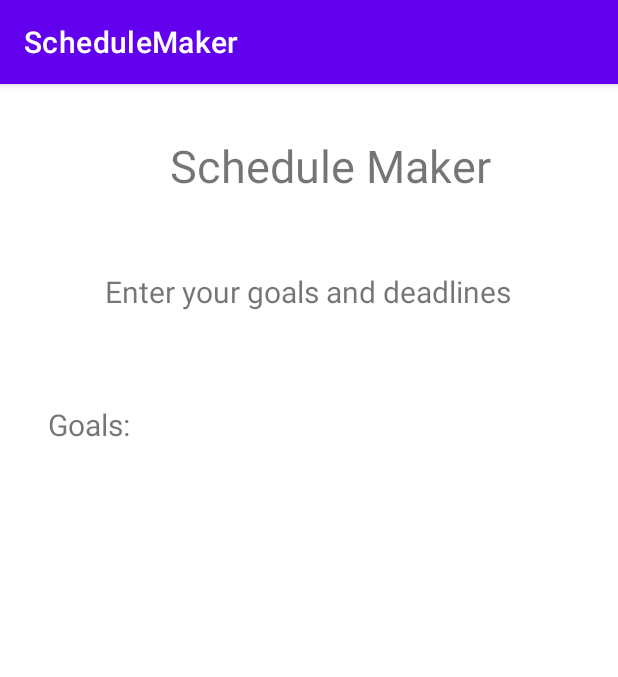
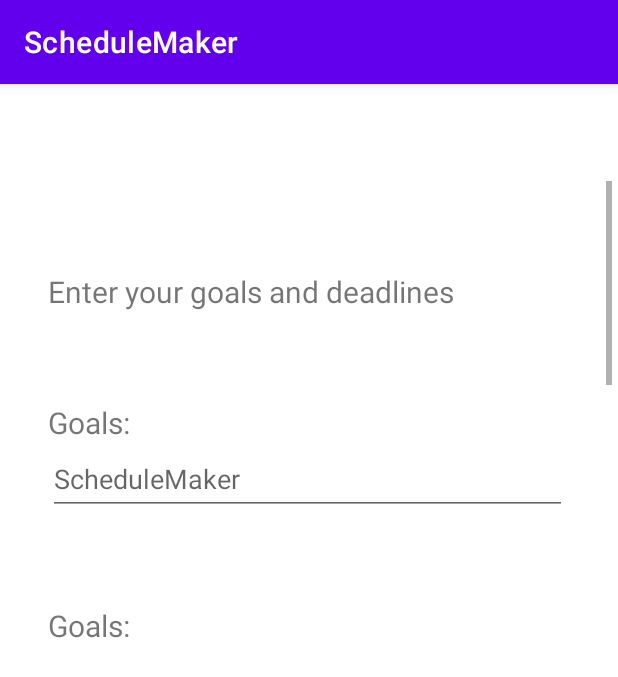
Before and after one commit to ShanmuCode27/Shedule-Maker, an Android app: the GetGoals screen opened through its navigation route, on a phone screen of 412 x 824 dp. Shown: the top 677 px of the screen. Run offline under Robolectric (Android 15) with nearby library versions, the phone set to English and light mode, and no system bars.

Commit message:
Added button navigation to second screen

```diff
--- a/app/build.gradle
+++ b/app/build.gradle
@@ -12,6 +12,7 @@ android {
         versionCode 1
         versionName "1.0"
 
+        testInstrumentationRunner "androidx.test.runner.AndroidJUnitRunner"
         testInstrumentationRunner "androidx.test.runner.AndroidJUnitRunner"
     }
 
@@ -38,7 +39,7 @@ dependencies {
     implementation 'androidx.navigation:navigation-fragment:2.5.3'
     implementation 'androidx.navigation:navigation-ui:2.5.3'
     implementation 'androidx.legacy:legacy-support-v4:1.0.0'
-    implementation 'androidx.annotation:annotation:1.6.0'
+    implementation 'androidx.annotation:annotation:1.5.0'
     implementation 'androidx.lifecycle:lifecycle-livedata-ktx:2.5.1'
     implementation 'androidx.lifecycle:lifecycle-viewmodel-ktx:2.5.1'
     testImplementation 'junit:junit:4.13.2'
--- a/app/src/main/java/com/shanmu/schedulemaker/GetGoals.java
+++ b/app/src/main/java/com/shanmu/schedulemaker/GetGoals.java
@@ -4,9 +4,13 @@ import android.os.Bundle;
 
 import androidx.fragment.app.Fragment;
 
+import android.text.Editable;
+import android.text.TextWatcher;
+import android.util.Log;
 import android.view.LayoutInflater;
 import android.view.View;
 import android.view.ViewGroup;
+import android.widget.EditText;
 
 /**
  * A simple {@link Fragment} subclass.
@@ -15,33 +19,17 @@ import android.view.ViewGroup;
  */
 public class GetGoals extends Fragment {
 
-    // TODO: Rename parameter arguments, choose names that match
-    // the fragment initialization parameters, e.g. ARG_ITEM_NUMBER
-    private static final String ARG_PARAM1 = "param1";
-    private static final String ARG_PARAM2 = "param2";
-
-    // TODO: Rename and change types of parameters
-    private String mParam1;
-    private String mParam2;
+    String goalName;
+    EditText goal;
 
     public GetGoals() {
         // Required empty public constructor
     }
 
-    /**
-     * Use this factory method to create a new instance of
-     * this fragment using the provided parameters.
-     *
-     * @param param1 Parameter 1.
-     * @param param2 Parameter 2.
-     * @return A new instance of fragment GetGoals.
-     */
-    // TODO: Rename and change types and number of parameters
-    public static GetGoals newInstance(String param1, String param2) {
+    public static GetGoals newInstance() {
         GetGoals fragment = new GetGoals();
         Bundle args = new Bundle();
-        args.putString(ARG_PARAM1, param1);
-        args.putString(ARG_PARAM2, param2);
+
         fragment.setArguments(args);
         return fragment;
     }
@@ -49,16 +37,35 @@ public class GetGoals extends Fragment {
     @Override
     public void onCreate(Bundle savedInstanceState) {
         super.onCreate(savedInstanceState);
-        if (getArguments() != null) {
-            mParam1 = getArguments().getString(ARG_PARAM1);
-            mParam2 = getArguments().getString(ARG_PARAM2);
-        }
+
     }
 
     @Override
     public View onCreateView(LayoutInflater inflater, ViewGroup container,
                              Bundle savedInstanceState) {
         // Inflate the layout for this fragment
-        return inflater.inflate(R.layout.fragment_get_goals, container, false);
+        View view = inflater.inflate(R.layout.fragment_get_goals, container, false);
+
+        goal = (EditText) view.findViewById(R.id.input_text_goal);
+
+        goal.addTextChangedListener(new TextWatcher() {
+            @Override
+            public void beforeTextChanged(CharSequence charSequence, int i, int i1, int i2) {
+                goalName = "";
+            }
+
+            @Override
+            public void onTextChanged(CharSequence charSequence, int i, int i1, int i2) {
+                // No code
+            }
+
+            @Override
+            public void afterTextChanged(Editable editable) {
+                goalName = goal.getText().toString();
+                Log.i("goal is ", goalName);
+            }
+        });
+
+        return view;
     }
 }
--- a/app/src/main/java/com/shanmu/schedulemaker/StartScreen.java
+++ b/app/src/main/java/com/shanmu/schedulemaker/StartScreen.java
@@ -3,10 +3,15 @@ package com.shanmu.schedulemaker;
 import android.os.Bundle;
 
 import androidx.fragment.app.Fragment;
+import androidx.navigation.fragment.NavHostFragment;
 
 import android.view.LayoutInflater;
 import android.view.View;
 import android.view.ViewGroup;
+import android.widget.Button;
+
+import java.util.Timer;
+import java.util.TimerTask;
 
 /**
  * A simple {@link Fragment} subclass.
@@ -15,33 +20,13 @@ import android.view.ViewGroup;
  */
 public class StartScreen extends Fragment {
 
-    // TODO: Rename parameter arguments, choose names that match
-    // the fragment initialization parameters, e.g. ARG_ITEM_NUMBER
-    private static final String ARG_PARAM1 = "param1";
-    private static final String ARG_PARAM2 = "param2";
-
-    // TODO: Rename and change types of parameters
-    private String mParam1;
-    private String mParam2;
-
     public StartScreen() {
         // Required empty public constructor
     }
 
-    /**
-     * Use this factory method to create a new instance of
-     * this fragment using the provided parameters.
-     *
-     * @param param1 Parameter 1.
-     * @param param2 Parameter 2.
-     * @return A new instance of fragment StartScreen.
-     */
-    // TODO: Rename and change types and number of parameters
-    public static StartScreen newInstance(String param1, String param2) {
+    public static StartScreen newInstance() {
         StartScreen fragment = new StartScreen();
         Bundle args = new Bundle();
-        args.putString(ARG_PARAM1, param1);
-        args.putString(ARG_PARAM2, param2);
         fragment.setArguments(args);
         return fragment;
     }
@@ -49,16 +34,37 @@ public class StartScreen extends Fragment {
     @Override
     public void onCreate(Bundle savedInstanceState) {
         super.onCreate(savedInstanceState);
-        if (getArguments() != null) {
-            mParam1 = getArguments().getString(ARG_PARAM1);
-            mParam2 = getArguments().getString(ARG_PARAM2);
-        }
+
     }
 
     @Override
     public View onCreateView(LayoutInflater inflater, ViewGroup container,
                              Bundle savedInstanceState) {
         // Inflate the layout for this fragment
-        return inflater.inflate(R.layout.fragment_start_screen, container, false);
+
+        View view = inflater.inflate(R.layout.fragment_start_screen, container, false);
+
+        Button startBtn = (Button) view.findViewById(R.id.move_to_get_goals_btn);
+        startBtn.setOnClickListener(new View.OnClickListener()
+        {
+            @Override
+            public void onClick(View view) {
+                moveToGetGoalsScreen();
+            }
+        });
+
+        return view;
     }
+
+    @Override
+    public void onStart() {
+        super.onStart();
+    }
+
+    public void moveToGetGoalsScreen() {
+
+          NavHostFragment.findNavController(StartScreen.this).navigate(R.id.action_startScreen_to_getGoals2);
+
+    }
+
 }
--- a/app/src/main/res/layout/fragment_get_goals.xml
+++ b/app/src/main/res/layout/fragment_get_goals.xml
@@ -10,60 +10,70 @@
         android:layout_width="match_parent"
         android:layout_height="match_parent">
 
-        <TextView
-            android:id="@+id/app_title"
-            android:layout_width="wrap_content"
-            android:layout_height="wrap_content"
-            android:text="Schedule Maker"
-            android:textSize="30sp"
-            app:layout_constraintBottom_toBottomOf="parent"
-            app:layout_constraintEnd_toEndOf="parent"
-            app:layout_constraintHorizontal_bias="0.571"
-            app:layout_constraintStart_toStartOf="parent"
-            app:layout_constraintTop_toTopOf="parent"
-            app:layout_constraintVertical_bias="0.047" />
-
-        <TextView
-            android:id="@+id/textView"
-            android:layout_width="wrap_content"
-            android:layout_height="wrap_content"
-            android:text="Enter your goals and deadlines"
-            android:textSize="20sp"
-            app:layout_constraintBottom_toBottomOf="parent"
-            app:layout_constraintEnd_toEndOf="parent"
-            app:layout_constraintHorizontal_bias="0.496"
-            app:layout_constraintStart_toStartOf="parent"
-            app:layout_constraintTop_toBottomOf="@+id/app_title"
-            app:layout_constraintVertical_bias="0.075" />
-
         <ScrollView
             android:layout_width="406dp"
-            android:layout_height="504dp"
+            android:layout_height="668dp"
             android:layout_marginStart="1dp"
-            android:layout_marginTop="45dp"
             android:layout_marginEnd="4dp"
             android:layout_marginBottom="35dp"
             app:layout_constraintBottom_toBottomOf="parent"
             app:layout_constraintEnd_toEndOf="parent"
-            app:layout_constraintStart_toStartOf="parent"
-            app:layout_constraintTop_toBottomOf="@+id/textView">
+            app:layout_constraintStart_toStartOf="parent">
 
             <LinearLayout
                 android:layout_width="match_parent"
                 android:layout_height="wrap_content"
-                android:orientation="vertical"
-                >
+                android:orientation="vertical">
 
                 <TextView
-                    android:id="@+id/goal_name"
+                    android:id="@+id/textView"
+                    android:layout_width="wrap_content"
+                    android:layout_height="wrap_content"
+                    android:text="Enter your goals and deadlines"
+                    android:textSize="20sp"
+                    android:layout_marginLeft="30dp"
+                    android:layout_marginTop="60dp"
+                    app:layout_constraintBottom_toBottomOf="parent"
+                    app:layout_constraintEnd_toEndOf="parent"
+                    app:layout_constraintHorizontal_bias="0.496"
+                    app:layout_constraintStart_toStartOf="parent"
+                    app:layout_constraintTop_toBottomOf="@+id/app_title"
+                    app:layout_constraintVertical_bias="0.075" />
+
+                <TextView
+                    android:id="@+id/get_goal_name"
                     android:layout_width="match_parent"
                     android:layout_height="wrap_content"
+                    android:layout_marginLeft="30dp"
+                    android:layout_marginTop="60dp"
                     android:layout_weight="1.0"
                     android:text="Goals: "
-                    android:layout_marginLeft="30dp"
                     android:textSize="20sp"
                     app:textAllCaps="false"
                     app:textLocale="Goal" />
+
+                <EditText
+                    android:id="@+id/input_text_goal"
+                    android:layout_width="match_parent"
+                    android:layout_height="wrap_content"
+                    android:layout_marginLeft="30dp"
+                    android:layout_marginRight="30dp"
+                    android:hint="@string/app_name"
+                    android:inputType="text"
+                    android:minHeight="48dp" />
+
+                <TextView
+                    android:id="@+id/get_goal_name1"
+                    android:layout_width="match_parent"
+                    android:layout_height="3000dp"
+                    android:layout_marginLeft="30dp"
+                    android:layout_marginTop="60dp"
+                    android:layout_weight="1.0"
+                    android:text="Goals: "
+                    android:textSize="20sp"
+                    app:textAllCaps="false"
+                    app:textLocale="Goal" />
+
 
             </LinearLayout>
 
```
Also changed, not shown: app/src/main/res/layout/fragment_start_screen.xml (+15 -1 lines), build.gradle (+13 -2 lines), gradle.properties (line endings or trailing spaces).
